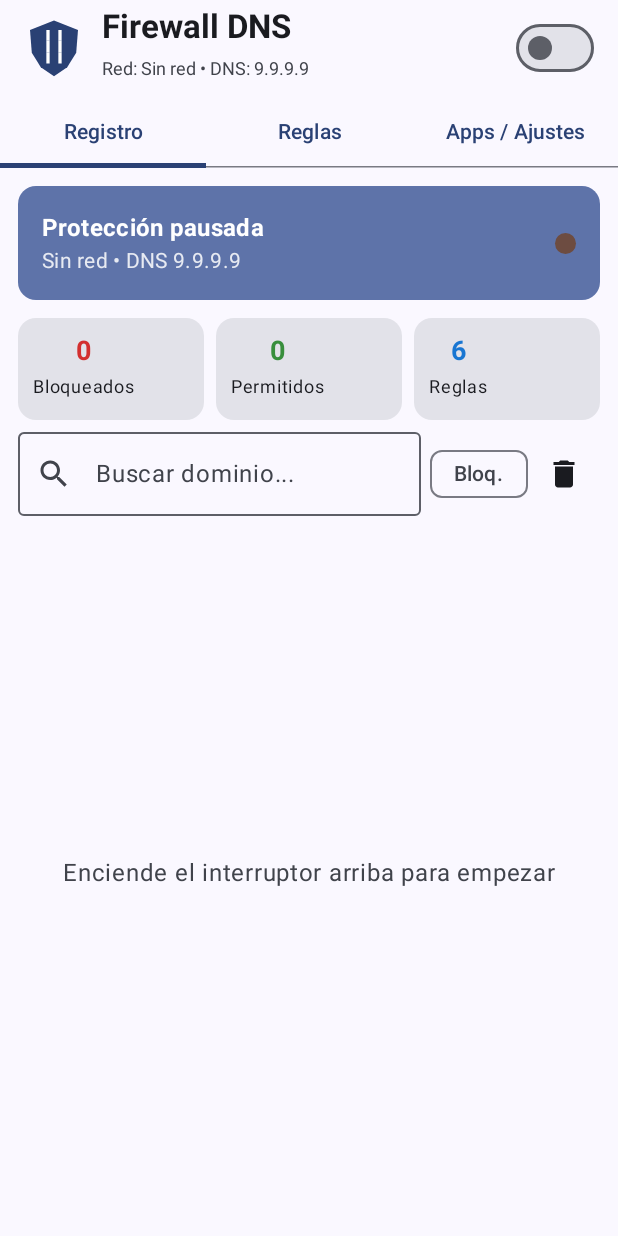
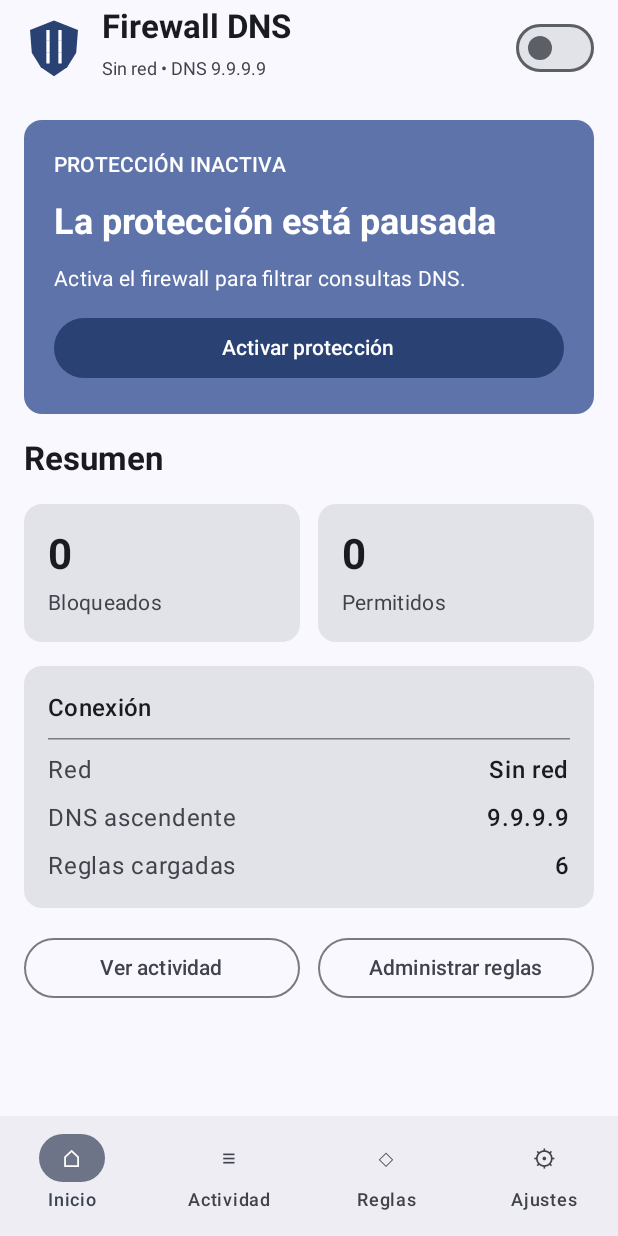
Before and after one commit to hernandezcm165-droid/FirewallDNS, an Android app built with Jetpack Compose: the screen it shows after launch (MainActivity), on a phone screen of 412 x 824 dp. Run offline under Robolectric (Android 15) with nearby library versions, the phone set to English and light mode, and no system bars.

Commit message:
Add dashboard and bottom navigation with dark-mode friendly activity cards

```diff
--- a/app/src/main/java/com/firewall/dns/MainActivity.kt
+++ b/app/src/main/java/com/firewall/dns/MainActivity.kt
@@ -37,6 +37,7 @@ import androidx.core.content.ContextCompat
 import androidx.lifecycle.ViewModelProvider
 import com.firewall.dns.service.DnsFirewallService
 import com.firewall.dns.ui.screens.AppsSettingsScreen
+import com.firewall.dns.ui.screens.DashboardScreen
 import com.firewall.dns.ui.screens.LogsScreen
 import com.firewall.dns.ui.screens.RulesScreen
 import com.firewall.dns.ui.theme.FirewallTheme
@@ -274,8 +275,9 @@ fun FirewallApp(
     val excludedPackages by viewModel.excludedPackages.collectAsState()
     val appSearch by viewModel.appSearch.collectAsState()
 
-    var selectedTab by remember { mutableIntStateOf(0) }
-    val tabs = listOf("Registro", "Reglas", "Apps / Ajustes")
+    var selectedScreen by remember { mutableIntStateOf(0) }
+    val destinations = listOf("Inicio", "Actividad", "Reglas", "Ajustes")
+    val destinationGlyphs = listOf("⌂", "≡", "◇", "⚙")
 
     LaunchedEffect(Unit) {
         viewModel.toastMessage.collect { msg ->
@@ -285,7 +287,6 @@ fun FirewallApp(
 
     Scaffold(
         topBar = {
-            Column {
             TopAppBar(
                 title = {
                     Row(verticalAlignment = Alignment.CenterVertically) {
@@ -294,7 +295,7 @@ fun FirewallApp(
                         Column {
                             Text("Firewall DNS", fontWeight = FontWeight.Bold)
                             Text(
-                                    text = "Red: ${stats.networkType} • DNS: ${stats.upstreamDns}",
+                                text = "${stats.networkType} • DNS ${stats.upstreamDns}",
                                 fontSize = 12.sp,
                                 color = MaterialTheme.colorScheme.onSurfaceVariant
                             )
@@ -309,21 +310,29 @@ fun FirewallApp(
                     )
                 }
             )
-                TabRow(selectedTabIndex = selectedTab) {
-                    tabs.forEachIndexed { index, title ->
-                        Tab(
-                            selected = selectedTab == index,
-                            onClick = { selectedTab = index },
-                            text = { Text(title) }
+        },
+        bottomBar = {
+            NavigationBar {
+                destinations.forEachIndexed { index, label ->
+                    NavigationBarItem(
+                        selected = selectedScreen == index,
+                        onClick = { selectedScreen = index },
+                        icon = { Text(destinationGlyphs[index], style = MaterialTheme.typography.titleMedium) },
+                        label = { Text(label) }
                     )
-                    }
                 }
             }
         }
     ) { padding ->
         Box(modifier = Modifier.fillMaxSize().padding(padding)) {
-            when (selectedTab) {
-                0 -> LogsScreen(
+            when (selectedScreen) {
+                0 -> DashboardScreen(
+                    stats = stats,
+                    onToggleProtection = onToggleVpn,
+                    onOpenLogs = { selectedScreen = 1 },
+                    onOpenRules = { selectedScreen = 2 }
+                )
+                1 -> LogsScreen(
                     stats = stats,
                     logs = logs,
                     searchQuery = searchQuery,
@@ -335,7 +344,7 @@ fun FirewallApp(
                         viewModel.setCustomRule(entry.domain, block = !entry.isBlocked)
                     }
                 )
-                1 -> RulesScreen(
+                2 -> RulesScreen(
                     stats = stats,
                     customBlock = customBlock,
                     customAllow = customAllow,
@@ -349,7 +358,7 @@ fun FirewallApp(
                     onAddCustomRule = viewModel::setCustomRule,
                     onRemoveCustomRule = viewModel::removeCustomRule
                 )
-                2 -> AppsSettingsScreen(
+                3 -> AppsSettingsScreen(
                     stats = stats,
                     apps = apps,
                     excludedPackages = excludedPackages,
--- /dev/null
+++ b/app/src/main/java/com/firewall/dns/ui/screens/DashboardScreen.kt
@@ -0,0 +1,124 @@
+package com.firewall.dns.ui.screens
+
+import androidx.compose.foundation.layout.*
+import androidx.compose.material3.*
+import androidx.compose.runtime.Composable
+import androidx.compose.ui.Alignment
+import androidx.compose.ui.Modifier
+import androidx.compose.ui.text.font.FontWeight
+import androidx.compose.ui.unit.dp
+import com.firewall.dns.domain.model.FirewallStats
+
+@Composable
+fun DashboardScreen(
+    stats: FirewallStats,
+    onToggleProtection: (Boolean) -> Unit,
+    onOpenLogs: () -> Unit,
+    onOpenRules: () -> Unit
+) {
+    val statusText = if (stats.isRunning) "Tu conexión está protegida" else "La protección está pausada"
+    val statusSupportingText = if (stats.isRunning) {
+        "El filtro DNS está activo en esta red."
+    } else {
+        "Activa el firewall para filtrar consultas DNS."
+    }
+
+    Column(
+        modifier = Modifier.fillMaxSize().padding(16.dp),
+        verticalArrangement = Arrangement.spacedBy(16.dp)
+    ) {
+        Card(
+            modifier = Modifier.fillMaxWidth(),
+            colors = CardDefaults.cardColors(containerColor = MaterialTheme.colorScheme.primaryContainer)
+        ) {
+            Column(
+                modifier = Modifier.fillMaxWidth().padding(20.dp),
+                verticalArrangement = Arrangement.spacedBy(12.dp)
+            ) {
+                Text(
+                    if (stats.isRunning) "PROTECCIÓN ACTIVA" else "PROTECCIÓN INACTIVA",
+                    style = MaterialTheme.typography.labelLarge,
+                    color = MaterialTheme.colorScheme.onPrimaryContainer
+                )
+                Text(
+                    statusText,
+                    style = MaterialTheme.typography.headlineSmall,
+                    fontWeight = FontWeight.Bold,
+                    color = MaterialTheme.colorScheme.onPrimaryContainer
+                )
+                Text(
+                    statusSupportingText,
+                    style = MaterialTheme.typography.bodyMedium,
+                    color = MaterialTheme.colorScheme.onPrimaryContainer
+                )
+                Button(
+                    onClick = { onToggleProtection(!stats.isRunning) },
+                    modifier = Modifier.fillMaxWidth()
+                ) {
+                    Text(if (stats.isRunning) "Pausar protección" else "Activar protección")
+                }
+            }
+        }
+
+        Text("Resumen", style = MaterialTheme.typography.titleLarge, fontWeight = FontWeight.Bold)
+        Row(horizontalArrangement = Arrangement.spacedBy(12.dp)) {
+            SummaryCard(
+                title = "Bloqueados",
+                value = stats.totalBlocked.toString(),
+                modifier = Modifier.weight(1f)
+            )
+            SummaryCard(
+                title = "Permitidos",
+                value = stats.totalAllowed.toString(),
+                modifier = Modifier.weight(1f)
+            )
+        }
+
+        Card(modifier = Modifier.fillMaxWidth()) {
+            Column(
+                modifier = Modifier.padding(16.dp),
+                verticalArrangement = Arrangement.spacedBy(8.dp)
+            ) {
+                Text("Conexión", style = MaterialTheme.typography.titleMedium, fontWeight = FontWeight.SemiBold)
+                HorizontalDivider()
+                InfoRow("Red", stats.networkType)
+                InfoRow("DNS ascendente", stats.upstreamDns)
+                InfoRow("Reglas cargadas", stats.loadedRulesCount.toString())
+            }
+        }
+
+        Row(horizontalArrangement = Arrangement.spacedBy(12.dp)) {
+            OutlinedButton(onClick = onOpenLogs, modifier = Modifier.weight(1f)) {
+                Text("Ver actividad")
+            }
+            OutlinedButton(onClick = onOpenRules, modifier = Modifier.weight(1f)) {
+                Text("Administrar reglas")
+            }
+        }
+    }
+}
+
+@Composable
+private fun SummaryCard(title: String, value: String, modifier: Modifier = Modifier) {
+    Card(modifier = modifier) {
+        Column(
+            modifier = Modifier.fillMaxWidth().padding(16.dp),
+            verticalArrangement = Arrangement.spacedBy(4.dp)
+        ) {
+            Text(value, style = MaterialTheme.typography.headlineMedium, fontWeight = FontWeight.Bold)
+            Text(title, style = MaterialTheme.typography.bodyMedium, color = MaterialTheme.colorScheme.onSurfaceVariant)
+        }
+    }
+}
+
+@Composable
+private fun InfoRow(label: String, value: String) {
+    Row(
+        modifier = Modifier.fillMaxWidth(),
+        horizontalArrangement = Arrangement.SpaceBetween,
+        verticalAlignment = Alignment.CenterVertically
+    ) {
+        Text(label, color = MaterialTheme.colorScheme.onSurfaceVariant)
+        Text(value, fontWeight = FontWeight.Medium)
+    }
+}
--- a/app/src/main/java/com/firewall/dns/ui/screens/LogsScreen.kt
+++ b/app/src/main/java/com/firewall/dns/ui/screens/LogsScreen.kt
@@ -29,49 +29,11 @@ fun LogsScreen(
     onClearLogs: () -> Unit,
     onToggleRule: (DnsLogEntry) -> Unit
 ) {
-    val protectionStatus = if (stats.isRunning) "Protección activa" else "Protección pausada"
-    val protectionColor = if (stats.isRunning) Color(0xFF2E7D32) else Color(0xFF6D4C41)
-
     Column(modifier = Modifier.fillMaxSize().padding(12.dp)) {
-        Card(
-            modifier = Modifier.fillMaxWidth(),
-            colors = CardDefaults.cardColors(
-                containerColor = MaterialTheme.colorScheme.primaryContainer
-            )
-        ) {
-            Row(
-                modifier = Modifier.fillMaxWidth().padding(16.dp),
-                verticalAlignment = Alignment.CenterVertically
-            ) {
-                Column(modifier = Modifier.weight(1f)) {
-                    Text(
-                        text = protectionStatus,
-                        style = MaterialTheme.typography.titleMedium,
-                        fontWeight = FontWeight.Bold,
-                        color = MaterialTheme.colorScheme.onPrimaryContainer
-                    )
-                    Text(
-                        text = "${stats.networkType} • DNS ${stats.upstreamDns}",
-                        style = MaterialTheme.typography.bodyMedium,
-                        color = MaterialTheme.colorScheme.onPrimaryContainer.copy(alpha = 0.85f)
-                    )
-                }
-                Surface(
-                    shape = androidx.compose.foundation.shape.CircleShape,
-                    color = protectionColor,
-                    tonalElevation = 2.dp
-                ) {
-                    Box(Modifier.size(14.dp))
-                }
-            }
-        }
-
-        Spacer(Modifier.height(12.dp))
-
         Row(modifier = Modifier.fillMaxWidth(), horizontalArrangement = Arrangement.spacedBy(8.dp)) {
-            StatCard("Bloqueados", stats.totalBlocked.toString(), Color(0xFFD32F2F), Modifier.weight(1f))
-            StatCard("Permitidos", stats.totalAllowed.toString(), Color(0xFF388E3C), Modifier.weight(1f))
-            StatCard("Reglas", stats.loadedRulesCount.toString(), Color(0xFF1976D2), Modifier.weight(1f))
+            StatCard("Bloqueados", stats.totalBlocked.toString(), MaterialTheme.colorScheme.error, Modifier.weight(1f))
+            StatCard("Permitidos", stats.totalAllowed.toString(), MaterialTheme.colorScheme.primary, Modifier.weight(1f))
+            StatCard("Reglas", stats.loadedRulesCount.toString(), MaterialTheme.colorScheme.tertiary, Modifier.weight(1f))
         }
 
         Spacer(Modifier.height(8.dp))
@@ -81,7 +43,7 @@ fun LogsScreen(
                 value = searchQuery,
                 onValueChange = onSearchQueryChange,
                 placeholder = { Text("Buscar dominio...") },
-                leadingIcon = { Icon(Icons.Default.Search, contentDescription = null) },
+                leadingIcon = { Icon(Icons.Default.Search, contentDescription = "Buscar") },
                 singleLine = true,
                 modifier = Modifier.weight(1f)
             )
@@ -92,7 +54,7 @@ fun LogsScreen(
                 label = { Text("Bloq.") }
             )
             IconButton(onClick = onClearLogs) {
-                Icon(Icons.Default.Delete, contentDescription = "Limpiar")
+                Icon(Icons.Default.Delete, contentDescription = "Limpiar registros")
             }
         }
 
@@ -101,21 +63,29 @@ fun LogsScreen(
         if (logs.isEmpty()) {
             Box(Modifier.fillMaxSize(), contentAlignment = Alignment.Center) {
                 Text(
-                    text = if (stats.isRunning) "Esperando consultas DNS..." else "Enciende el interruptor arriba para empezar",
+                    text = if (stats.isRunning) "Esperando consultas DNS..." else "Activa el firewall para empezar",
                     color = MaterialTheme.colorScheme.onSurfaceVariant
                 )
             }
         } else {
-            LazyColumn(verticalArrangement = Arrangement.spacedBy(6.dp)) {
+            LazyColumn(verticalArrangement = Arrangement.spacedBy(8.dp)) {
                 items(logs, key = { it.id }) { entry ->
-                    val bg = if (entry.isBlocked) Color(0xFFFFEBEE) else Color(0xFFE8F5E9)
-                    val fg = if (entry.isBlocked) Color(0xFFC62828) else Color(0xFF2E7D32)
+                    val bg = if (entry.isBlocked) {
+                        MaterialTheme.colorScheme.errorContainer
+                    } else {
+                        MaterialTheme.colorScheme.secondaryContainer
+                    }
+                    val fg = if (entry.isBlocked) {
+                        MaterialTheme.colorScheme.onErrorContainer
+                    } else {
+                        MaterialTheme.colorScheme.onSecondaryContainer
+                    }
                     Card(
                         colors = CardDefaults.cardColors(containerColor = bg),
                         modifier = Modifier.fillMaxWidth()
                     ) {
                         Row(
-                            modifier = Modifier.padding(10.dp),
+                            modifier = Modifier.padding(12.dp),
                             verticalAlignment = Alignment.CenterVertically
                         ) {
                             Column(modifier = Modifier.weight(1f)) {
@@ -128,7 +98,9 @@ fun LogsScreen(
                                 Text(
                                     text = "${entry.timestamp} • ${entry.queryType} • ${entry.reason} • ${entry.appName}",
                                     fontSize = 11.sp,
-                                    color = fg
+                                    color = fg,
+                                    maxLines = 2,
+                                    overflow = TextOverflow.Ellipsis
                                 )
                             }
                             TextButton(onClick = { onToggleRule(entry) }) {
```
Lines whose indentation alone changed are shown as unchanged.
